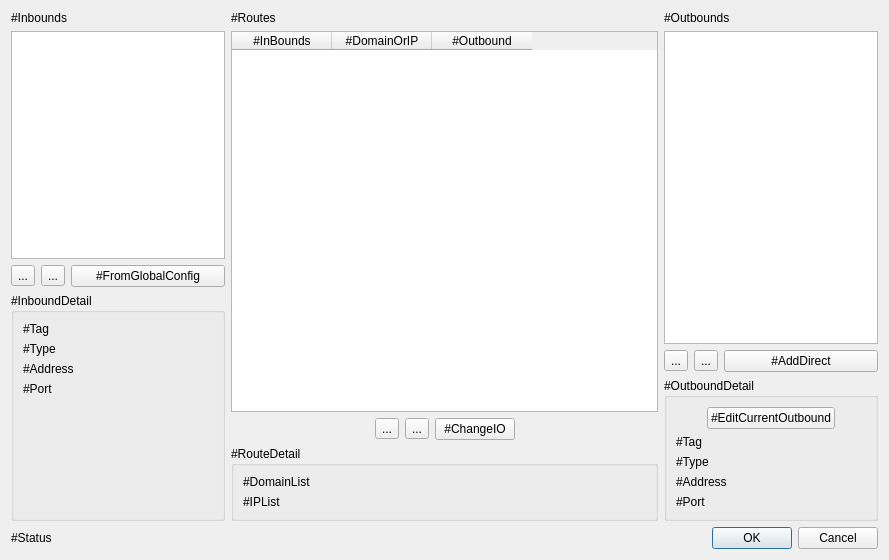
Before: the Qt Designer form src/w_RouteEditor.ui in darsvador/qvssr, drawn with Qt 5.
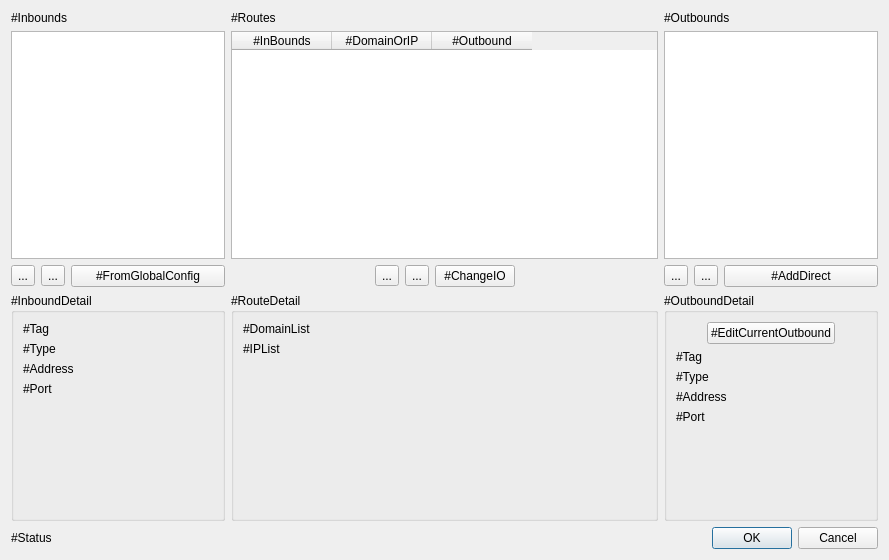
After: the same form once the commit is applied. Icons and pictures are not drawn.

The edit to the form file:
```diff
--- a/src/w_RouteEditor.ui
+++ b/src/w_RouteEditor.ui
@@ -15,7 +15,7 @@
   </property>
   <layout class="QGridLayout" name="gridLayout" columnstretch="1,2,1">
    <item row="0" column="1">
-    <layout class="QVBoxLayout" name="routesLayout">
+    <layout class="QVBoxLayout" name="routesLayout" stretch="0,1,0,1">
      <item>
       <widget class="QLabel" name="label_4">
        <property name="text">
@@ -242,7 +242,7 @@
     </layout>
    </item>
    <item row="0" column="2">
-    <layout class="QVBoxLayout" name="outboundLayout" stretch="0,0,0,0">
+    <layout class="QVBoxLayout" name="outboundLayout" stretch="0,1,0,1">
      <item>
       <widget class="QLabel" name="label_2">
        <property name="text">
```
